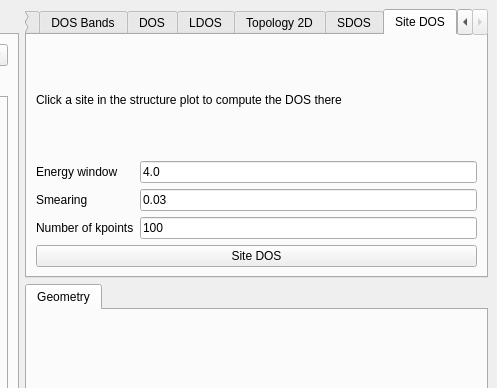
Qt form interface-pyqt/hybridfilm/interface.ui (joselado/quantum-lattice) before a commit; both pictures show x 453 to 950 and y 0 to 388 of the 950 by 659 pixel window.
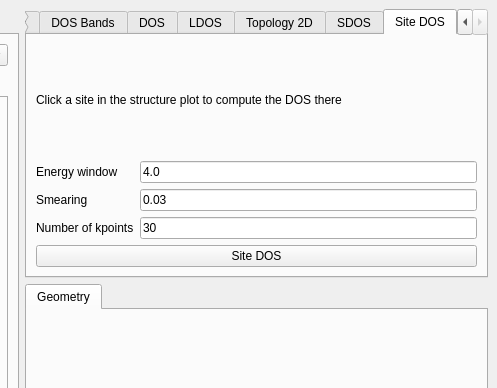
The same form after that commit. The open tabs and pages were chosen to show the change. Custom widgets are drawn as their Qt base class.

```diff
--- a/interface-pyqt/hybridfilm/interface.ui
+++ b/interface-pyqt/hybridfilm/interface.ui
@@ -1051,7 +1051,7 @@
           <item row="2" column="1">
            <widget class="LineEdit" name="site_dos_nk">
             <property name="text">
-             <string>100</string>
+             <string>30</string>
             </property>
            </widget>
           </item>
```
